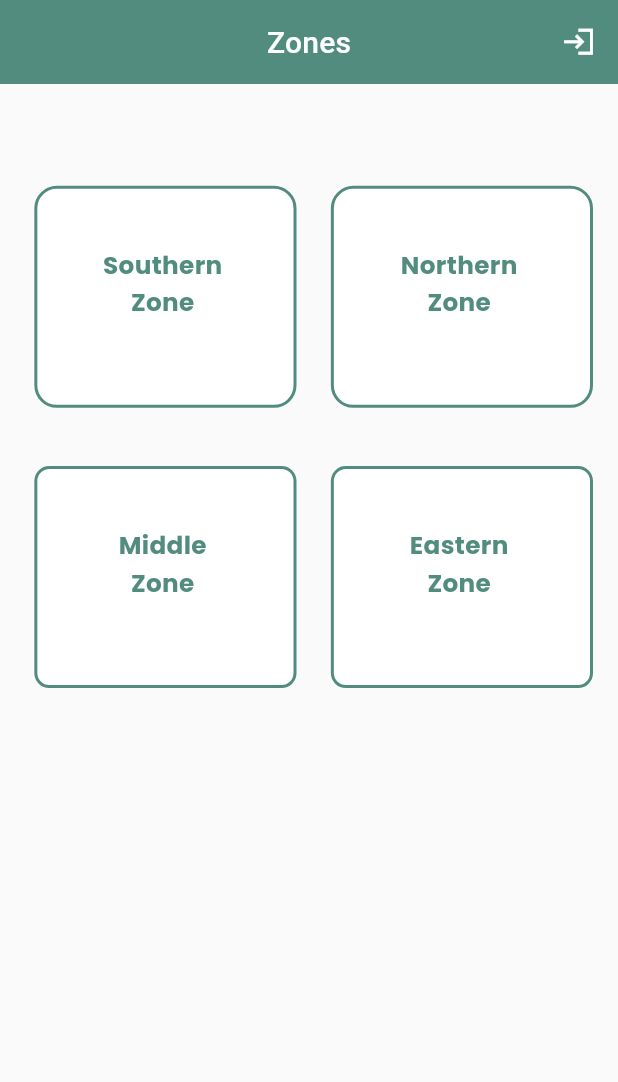
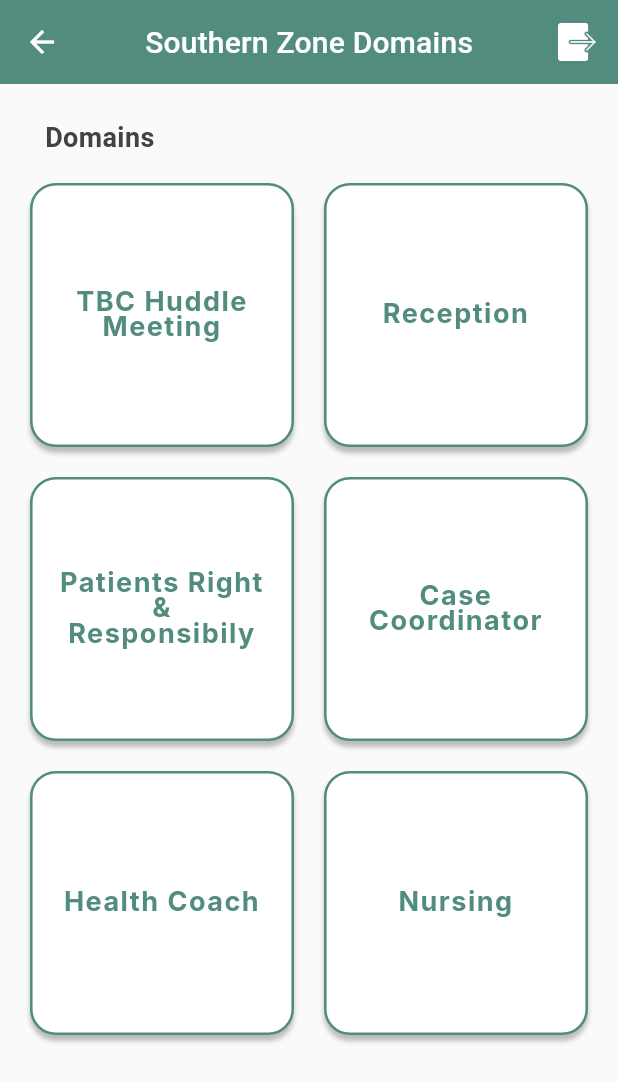
Before and after one commit to Sabusabith/Tbc, a Flutter app: the page1 screen opened directly, on a phone screen of 412 x 824 dp. Shown: the top 1082 px of the screen. Run offline on Flutter 3.47's test engine with Material 3 defaults, Android fonts, the light colour scheme and no system bars; our stand-ins replace dio, flutter_screenutil, fluttertoast, get, google_fonts, shared_preferences; accounts and stored records are empty.

Commit message:
commit after design type 2' git push

```diff
--- a/lib/Screens/login.dart
+++ b/lib/Screens/login.dart
@@ -2,7 +2,7 @@ import 'package:flutter/material.dart';
 import 'package:flutter_screenutil/flutter_screenutil.dart';
 import 'package:get/get.dart';
 import 'package:google_fonts/google_fonts.dart';
-import 'package:qhance_uiii/Screens/page7.dart';
+import 'package:qhance_uiii/Screens/type3/users.dart';
 import 'package:qhance_uiii/controllers/api/login_controller.dart';
 import 'package:qhance_uiii/utils/toast.dart';
 
--- a/lib/Screens/page1.dart
+++ /dev/null
@@ -1,234 +0,0 @@
-import 'package:flutter/material.dart';
-import 'package:flutter_screenutil/flutter_screenutil.dart';
-import 'package:google_fonts/google_fonts.dart';
-import 'package:qhance_uiii/Screens/page2.dart';
-import 'package:qhance_uiii/Screens/page3.dart';
-
-
-import '../helper/colors.dart';
-
-class page1 extends StatefulWidget {
-  const page1({super.key});
-
-  @override
-  State<page1> createState() => _page1State();
-}
-
-class _page1State extends State<page1> {
-  @override
-  Widget build(BuildContext context) {
-    double width = MediaQuery.of(context).size.width;
-    double height = MediaQuery.of(context).size.height;
-    return SafeArea(
-      child: Scaffold(
-        appBar: AppBar(
-            automaticallyImplyLeading: false,
-            title: const Text(
-              "Zones",
-              style: TextStyle(fontSize: 20, color: Colors.white),
-            ),
-            centerTitle: true,
-            backgroundColor: myColor,
-            actions: [
-              Row(
-                children: [
-                  const Icon(
-                    Icons.login_sharp,
-                    color: Colors.white,
-                    size: 23,
-                  ),
-                  SizedBox(
-                    width: ScreenUtil().setWidth(13),
-                  )
-                ],
-              ),
-            ]),
-        backgroundColor: background,
-        body: SingleChildScrollView(
-          child: Column(
-            children: [
-              SizedBox(
-                height: ScreenUtil().setHeight(70),
-              ),
-              Row(
-                children: [
-                  SizedBox(
-                    width: ScreenUtil().setWidth(20),
-                  ),
-                  InkWell(
-                    onTap: () {
-                      Navigator.push(context,
-                          MaterialPageRoute(builder: (context) => page2()));
-                    },
-                    child: Container(
-                      height: ScreenUtil().setHeight(152.72),
-                      width: ScreenUtil().setWidth(152.72),
-                      decoration: BoxDecoration(
-                        color: Colors.white,
-                        borderRadius: BorderRadius.circular(15.0),
-                        border: Border.all(
-                          color: myColor,
-                          width: 2.0,
-                        ),
-                      ),
-                      child: Center(
-                        child: Column(
-                          children: [
-                            SizedBox(
-                              height: ScreenUtil().setHeight(40),
-                            ),
-                            Text(
-                              "Southern ",
-                              style: GoogleFonts.poppins(
-                                  color: myColor,
-                                  fontSize: ScreenUtil().setSp(17),
-                                  fontWeight: FontWeight.w700),
-                            ),
-                            Text(
-                              "Zone ",
-                              style: GoogleFonts.poppins(
-                                  color: myColor,
-                                  fontSize: ScreenUtil().setSp(17),
-                                  fontWeight: FontWeight.w700),
-                            ),
-                          ],
-                        ),
-                      ),
-                    ),
-                  ),
-                  SizedBox(
-                    width: ScreenUtil().setWidth(20),
-                  ),
-                  Container(
-                    height: ScreenUtil().setHeight(152.72),
-                    width: ScreenUtil().setWidth(152.72),
-                    decoration: BoxDecoration(
-                      color: Colors.white,
-                      borderRadius: BorderRadius.circular(15.0),
-                      border: Border.all(
-                        color: myColor,
-                        width: 2.0,
-                      ),
-                    ),
-                    child: Center(
-                      child: Column(
-                        children: [
-                          SizedBox(
-                            height: ScreenUtil().setHeight(40),
-                          ),
-                          Text(
-                            "Northern ",
-                            style: GoogleFonts.poppins(
-                                color: myColor,
-                                fontSize: ScreenUtil().setSp(17),
-                                fontWeight: FontWeight.w700),
-                          ),
-                          Text(
-                            "Zone ",
-                            style: GoogleFonts.poppins(
-                                color: myColor,
-                                fontSize: ScreenUtil().setSp(17),
-                                fontWeight: FontWeight.w700),
-                          ),
-                        ],
-                      ),
-                    ),
-                  ),
-                ],
-              ),
-              SizedBox(
-                height: ScreenUtil().setHeight(40),
-              ),
-              Row(
-                children: [
-                  SizedBox(
-                    width: ScreenUtil().setWidth(20),
-                  ),
-                  InkWell(
-                    onTap: () {
-                      Navigator.push(context,
-                          MaterialPageRoute(builder: (context) => const page3()));
-                    },
-                    child: Container(
-                      height: ScreenUtil().setHeight(152.72),
-                      width: ScreenUtil().setWidth(152.72),
-                      decoration: BoxDecoration(
-                        color: Colors.white,
-                        borderRadius: BorderRadius.circular(10.0),
-                        border: Border.all(
-                          color: myColor,
-                          width: 2.0,
-                        ),
-                      ),
-                      child: Center(
-                        child: Column(
-                          children: [
-                            SizedBox(
-                              height: ScreenUtil().setHeight(40),
-                            ),
-                            Text(
-                              "Middle ",
-                              style: GoogleFonts.poppins(
-                                  color: myColor,
-                                  fontSize: ScreenUtil().setSp(17),
-                                  fontWeight: FontWeight.w700),
-                            ),
-                            Text(
-                              "Zone ",
-                              style: GoogleFonts.poppins(
-                                  color: myColor,
-                                  fontSize: ScreenUtil().setSp(17),
-                                  fontWeight: FontWeight.w700),
-                            ),
-                          ],
-                        ),
-                      ),
-                    ),
-                  ),
-                  SizedBox(
-                    width: ScreenUtil().setWidth(20),
-                  ),
-                  Container(
-                    height: ScreenUtil().setHeight(152.72),
-                    width: ScreenUtil().setWidth(152.72),
-                    decoration: BoxDecoration(
-                      color: Colors.white,
-                      borderRadius: BorderRadius.circular(10.0),
-                      border: Border.all(
-                        color: myColor,
-                        width: 2.0,
-                      ),
-                    ),
-                    child: Center(
-                      child: Column(
-                        children: [
-                          SizedBox(
-                            height: ScreenUtil().setHeight(40),
-                          ),
-                          Text(
-                            "Eastern ",
-                            style: GoogleFonts.poppins(
-                                color:myColor,
-                                fontSize: ScreenUtil().setSp(17),
-                                fontWeight: FontWeight.w700),
-                          ),
-                          Text(
-                            "Zone ",
-                            style: GoogleFonts.poppins(
-                                color: myColor,
-                                fontSize: ScreenUtil().setSp(17),
-                                fontWeight: FontWeight.w700),
-                          ),
-                        ],
-                      ),
-                    ),
-                  ),
-                ],
-              )
-            ],
-          ),
-        ),
-      ),
-    );
-  }
-}
--- /dev/null
+++ b/lib/Screens/type2/domins.dart
@@ -0,0 +1,138 @@
+import 'package:flutter/cupertino.dart';
+import 'package:flutter/material.dart';
+import 'package:flutter/widgets.dart';
+import 'package:flutter_screenutil/flutter_screenutil.dart';
+import 'package:get/get.dart';
+import 'package:google_fonts/google_fonts.dart';
+import 'package:qhance_uiii/Screens/type2/item_screen.dart';
+import 'package:qhance_uiii/Screens/type3/activities.dart';
+import 'package:qhance_uiii/Screens/type3/zones3.dart';
+import 'package:qhance_uiii/Screens/type2/zone2.dart';
+
+
+import '../../helper/colors.dart';
+
+class page1 extends StatefulWidget {
+  const page1({super.key});
+
+  @override
+  State<page1> createState() => _page1State();
+}
+
+class _page1State extends State<page1> {
+  @override
+  Widget build(BuildContext context) {
+    double width = MediaQuery.of(context).size.width;
+    double height = MediaQuery.of(context).size.height;
+    return SafeArea(
+      child: Scaffold(
+        appBar: AppBar(
+          leading: InkWell(onTap: (){
+            Navigator.pop(context);
+          },child: Icon(Icons.arrow_back,color: Colors.white,)),
+            automaticallyImplyLeading: false,
+            title: const Text(
+              "Southern Zone Domains",
+              style: TextStyle(fontSize: 20, color: Colors.white),
+            ),
+            centerTitle: true,
+            backgroundColor: myColor,
+            actions: [
+              Row(
+                children: [
+                 GestureDetector(onTap: (){
+                  Get.to(page6());
+                 },child: Image.asset('assets/go.png',height: 25,)),
+                  SizedBox(
+                    width: ScreenUtil().setWidth(13),
+                  )
+                ],
+              ),
+            ]),
+        backgroundColor: background,
+        body:  SizedBox(width: MediaQuery.of(context).size.width,height: MediaQuery.of(context).size.height,
+          child: Column(
+            children: [
+              SizedBox(height: 25,),
+               Row(crossAxisAlignment: CrossAxisAlignment.start,
+                 children: [
+                   Padding(
+                      padding: const EdgeInsets.symmetric(horizontal: 30),
+                      child: Text("Domains",style: TextStyle(fontSize: 18,fontWeight: FontWeight.bold,color: Colors.grey.shade800),),
+                    ),
+                 ],
+               ),
+              Expanded(
+                child: Padding(
+                  padding: const EdgeInsets.only(top: 20,right: 20,left: 20),
+                  child: GridView.builder(
+                                     gridDelegate: const SliverGridDelegateWithFixedCrossAxisCount(
+                                      childAspectRatio: 1,
+                                          crossAxisCount: 2, // Number of columns
+                                          crossAxisSpacing: 20.0, // Spacing between columns
+                                          mainAxisSpacing: 20.0, // Spacing between rows
+                                        ),
+                                    itemCount:zonename.length,
+                                    itemBuilder: (context, index) => InkWell(
+                                      onTap: (){
+
+                                        Get.to(page8());
+
+                                      },
+                                      child: Container(
+                                        width: ScreenUtil().setWidth(143.23),
+                                        height: ScreenUtil().setHeight(143.23),
+                                        decoration: BoxDecoration(
+                                          border: Border.all(
+                                              color: myColor, width: ScreenUtil().setWidth(1.5)),
+                                          borderRadius:
+                                              BorderRadius.circular(ScreenUtil().setWidth(15)),
+                                          boxShadow: [
+                                            BoxShadow(
+                                              color: const Color.fromRGBO(0, 0, 0, 0.25),
+                                              offset: Offset(0, ScreenUtil().setHeight(4)),
+                                              blurRadius: ScreenUtil().setHeight(2),
+                                            ),
+                                          ],
+                                          color: Colors.white,
+                                        ),
+                                        child: Center(
+                                          child: Padding(
+                                            padding: const EdgeInsets.symmetric(horizontal: 15),
+                                            child: Text(
+                                              zonename[index].toString(),
+                                              textAlign: TextAlign.center,
+                                              style: TextStyle(
+
+                                                color: myColor,
+                                                fontFamily: 'Inter',
+                                                fontSize: 18,
+                                                letterSpacing: 1,
+                                                fontWeight: FontWeight.bold,
+                                                height: ScreenUtil().setHeight(1),
+                                              ),
+
+                                            ),
+                                          ),
+
+                                        ),
+                                      ),
+                                    ),
+                                  ),
+                ),
+              ),
+            ],
+          ),
+        ),
+      ),
+    );
+  }
+}
+List zonename = [
+  "TBC Huddle Meeting",
+  'Reception',
+  'Patients Right & Responsibily',
+  'Case Coordinator',
+  'Health Coach',
+  'Nursing'
+];
--- a/lib/Screens/page8.dart
+++ b/lib/Screens/type3/activities.dart
@@ -2,9 +2,9 @@ import 'package:flutter/material.dart';
 import 'package:flutter_screenutil/flutter_screenutil.dart';
 import 'package:get/get.dart';
 import 'package:intl/intl.dart';
-import 'package:qhance_uiii/Screens/page5.dart';
-import '../controllers/api/get_phc_detail_controller.dart';
-import '../helper/colors.dart';
+import 'package:qhance_uiii/Screens/type3/additem.dart';
+import '../../controllers/api/get_phc_detail_controller.dart';
+import '../../helper/colors.dart';
 
 class page8 extends StatelessWidget {
  page8({Key? key}) : super(key: key);
--- a/lib/Screens/page5.dart
+++ b/lib/Screens/type3/additem.dart
@@ -1,13 +1,13 @@
 import 'package:flutter/material.dart';
 import 'package:get/get.dart';
-import 'package:qhance_uiii/Screens/page6.dart';
+import 'package:qhance_uiii/Screens/type2/item_screen.dart';
 import 'package:qhance_uiii/controllers/api/additem_controller.dart';
 import 'package:qhance_uiii/main.dart';
 import 'package:google_fonts/google_fonts.dart';
 import 'package:flutter_screenutil/flutter_screenutil.dart';
 import 'package:qhance_uiii/utils/toast.dart';
 
-import '../helper/colors.dart';
+import '../../helper/colors.dart';
 
 class page5 extends StatefulWidget {
   const page5({super.key});
--- a/lib/Screens/page2.dart
+++ b/lib/Screens/type3/zones3.dart
@@ -2,7 +2,7 @@ import 'package:flutter/cupertino.dart';
 import 'package:flutter/material.dart';
 import 'package:flutter/widgets.dart';
 import 'package:get/get.dart';
-import 'package:qhance_uiii/Screens/page8.dart';
+import 'package:qhance_uiii/Screens/type3/activities.dart';
 import 'package:flutter_screenutil/flutter_screenutil.dart';
 import 'package:qhance_uiii/controllers/api/get_phc_detail_controller.dart';
 import 'package:qhance_uiii/controllers/api/get_zone_controller.dart';
@@ -10,7 +10,7 @@ import 'package:qhance_uiii/controllers/api/login_controller.dart';
 import 'package:qhance_uiii/main.dart';
 import 'package:qhance_uiii/utils/shared_data.dart';
 
-import '../helper/colors.dart';
+import '../../helper/colors.dart';
 
 class page2 extends StatelessWidget {
  page2({super.key});
--- a/lib/controllers/api/get_user_controller.dart
+++ b/lib/controllers/api/get_user_controller.dart
@@ -8,7 +8,7 @@ import 'package:get/get_core/src/get_main.dart';
 import 'package:get/get_instance/src/extension_instance.dart';
 import 'package:get/get_navigation/get_navigation.dart';
 import 'package:get/get_state_manager/get_state_manager.dart';
-import 'package:qhance_uiii/Screens/page7.dart';
+import 'package:qhance_uiii/Screens/type3/users.dart';
 import 'package:qhance_uiii/controllers/api/login_controller.dart';
 import 'package:qhance_uiii/model/get_users_model.dart';
 import 'package:qhance_uiii/utils/api_configs.dart';
--- a/lib/controllers/api/login_controller.dart
+++ b/lib/controllers/api/login_controller.dart
@@ -4,7 +4,7 @@ import 'package:get/get_core/src/get_main.dart';
 import 'package:get/get_instance/get_instance.dart';
 import 'package:get/get_navigation/src/extension_navigation.dart';
 import 'package:get/get_state_manager/get_state_manager.dart';
-import 'package:qhance_uiii/Screens/page7.dart';
+import 'package:qhance_uiii/Screens/type3/users.dart';
 import 'package:qhance_uiii/controllers/api/get_user_controller.dart';
 import 'package:qhance_uiii/model/login_model.dart';
 import 'package:qhance_uiii/utils/api_configs.dart';
--- a/lib/controllers/api/splash_controller.dart
+++ b/lib/controllers/api/splash_controller.dart
@@ -1,6 +1,6 @@
 import 'package:get/get.dart';
 import 'package:qhance_uiii/Screens/login.dart';
-import 'package:qhance_uiii/Screens/page7.dart';
+import 'package:qhance_uiii/Screens/type3/users.dart';
 import 'package:qhance_uiii/controllers/api/get_user_controller.dart';
 import 'package:qhance_uiii/controllers/api/login_controller.dart';
 import 'package:qhance_uiii/utils/shared_data.dart';
--- a/lib/main.dart
+++ b/lib/main.dart
@@ -2,9 +2,13 @@ import 'package:flutter/material.dart';
 import 'package:flutter_screenutil/flutter_screenutil.dart';
 import 'package:get/get.dart';
 import 'package:qhance_uiii/Screens/splash.dart';
+import 'package:qhance_uiii/Screens/type2/domins.dart';
 import 'package:qhance_uiii/controllers/api/login_controller.dart';
 import 'package:qhance_uiii/controllers/api/splash_controller.dart';
 import 'package:qhance_uiii/controllers/api/get_user_controller.dart';
+
+import 'Screens/type2/zone2.dart';
+import 'Screens/type2/adduser.dart';
 
 void main() {
   WidgetsFlutterBinding.ensureInitialized();
```
Also changed, not shown: lib/Screens/page3.dart (deleted, +0 -136 lines), lib/Screens/type2/adduser.dart (renamed from lib/Screens/page4.dart, +39 -2 lines), lib/Screens/type2/item_screen.dart (renamed from lib/Screens/page6.dart, +29 -13 lines), lib/Screens/type2/zone2.dart (added, +88 -0 lines), lib/Screens/type3/users.dart (renamed from lib/Screens/page7.dart, +4 -4 lines).
